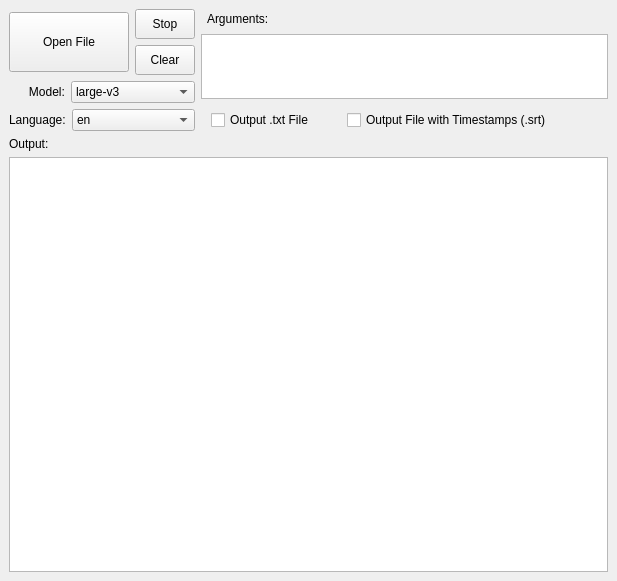
Before: the Qt Designer form mainwindow.ui in mehtabmahir/easy-whisper-ui, drawn with Qt 5.
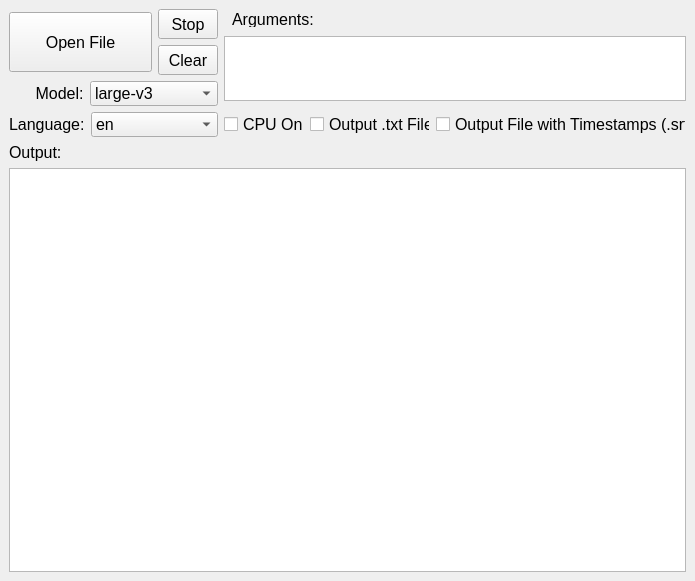
After: the same form once the commit is applied.

Commit message: add cpu checkbox to UI

What changed in the file:
```diff
--- a/mainwindow.ui
+++ b/mainwindow.ui
@@ -16,6 +16,11 @@
     <verstretch>0</verstretch>
    </sizepolicy>
   </property>
+  <property name="font">
+   <font>
+    <pointsize>12</pointsize>
+   </font>
+  </property>
   <property name="windowTitle">
    <string>MainWindow</string>
   </property>
@@ -363,6 +368,19 @@
     </item>
     <item row="3" column="2">
      <layout class="QHBoxLayout" name="horizontalLayout_3">
+      <item>
+       <widget class="QCheckBox" name="checkBox">
+        <property name="maximumSize">
+         <size>
+          <width>80</width>
+          <height>16777215</height>
+         </size>
+        </property>
+        <property name="text">
+         <string>CPU Only</string>
+        </property>
+       </widget>
+      </item>
       <item>
        <widget class="QCheckBox" name="txtCheckbox">
         <property name="sizePolicy">
```
